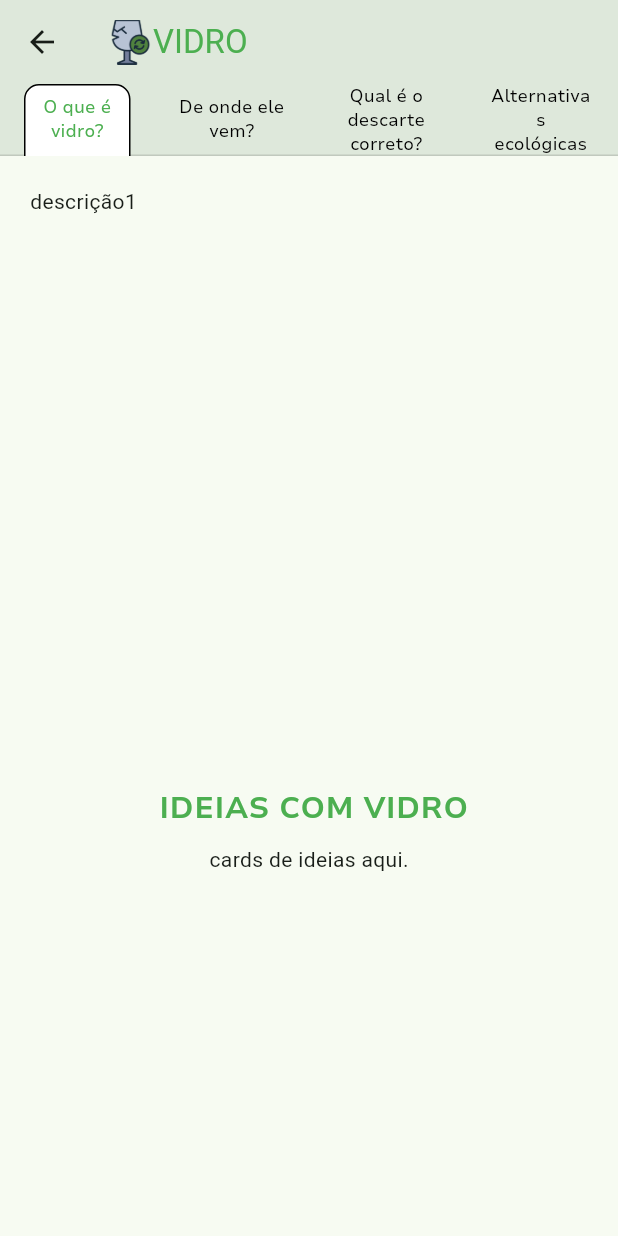
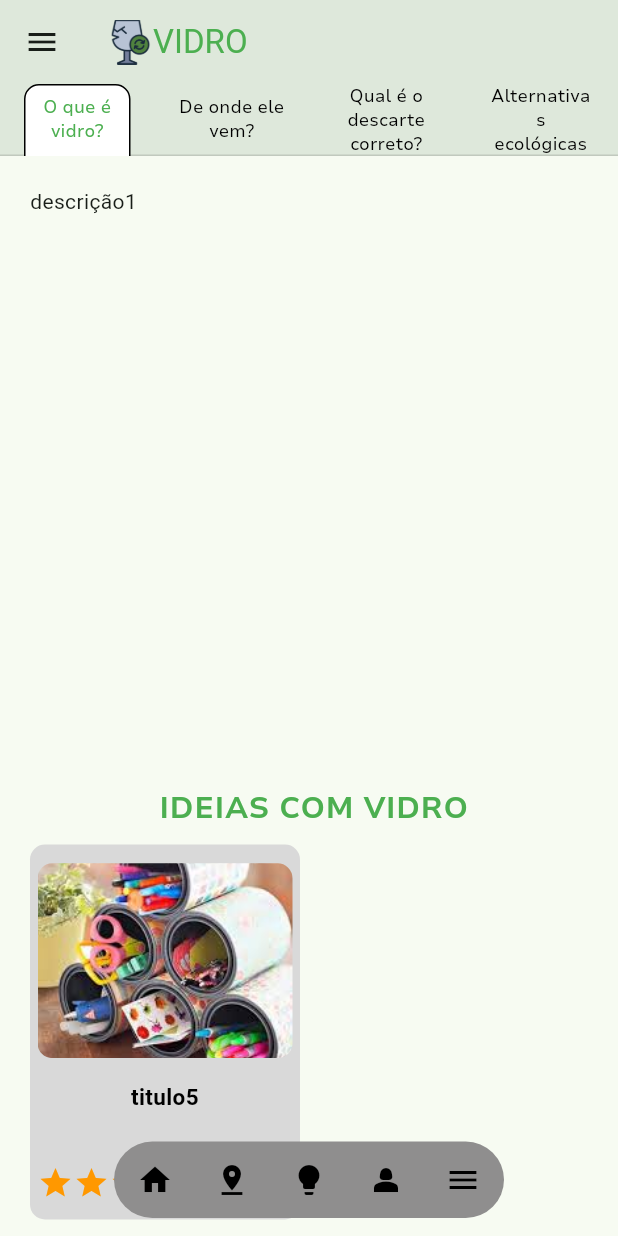
Before and after one commit to BeatrizAcardia/flutter_application_ecoment_inicial, a Flutter app: the screen it shows after launch, scrolled down 353 dp, after a tap on "Vidro", on a phone screen of 412 x 824 dp. Run offline on Flutter 3.47's test engine with Material 3 defaults, Android fonts, the light colour scheme and no system bars; our stand-ins replace carousel_slider, email_validator; missing offline and left inert: br_validators, dart:js_util; Roboto replaces fonts that are missing (Circe).

Commit message:
Ideias Filtradas por Material

```diff
--- a/lib/models/ideia.dart
+++ b/lib/models/ideia.dart
@@ -9,13 +9,18 @@ class Ideia{
   String passoPasso = "";
   String img = "";
   List<String> materiais = [];
+  String material = "";
 
   int avaliacao = 0;
   Color dificuldade = Colors.transparent;
 
   Ideia(this.titulo, this.img, this.dificuldade, this.avaliacao, this.desc, this.passoPasso, this.autor, this.materiais);
-  Ideia.n();
+  Ideia.n(this.titulo, this.img, this.dificuldade, this.avaliacao, this.desc, this.passoPasso, this.autor, this.materiais,this.material);
   Ideia.ti(this.titulo, this.img, this.dificuldade, this.avaliacao);
+
+ String get getMaterial => this.material;
+
+ set setMaterial(String material) => this.material = material;
 
  List<String> get getMateriais => this.materiais;
 
--- a/lib/views/materiais.dart
+++ b/lib/views/materiais.dart
@@ -1,4 +1,12 @@
+// ignore_for_file: unnecessary_string_interpolations, prefer_const_constructors, sized_box_for_whitespace, avoid_unnecessary_containers
+
+import 'dart:js_util';
+
 import 'package:flutter/material.dart';
+import 'package:flutter_application_ecoment_inicial/defaultWidgets/bottomAppBar.dart';
+import 'package:flutter_application_ecoment_inicial/defaultWidgets/drawer.dart';
+import 'package:flutter_application_ecoment_inicial/models/ideia.dart';
+import 'package:flutter_application_ecoment_inicial/views/ideia.dart';
 
 class Tabbar extends StatefulWidget {
   String icone = "";
@@ -50,9 +58,33 @@ class _TabbarState extends State<Tabbar> with SingleTickerProviderStateMixin {
     super.dispose();
   }
 
+    TextStyle ideaTitle = TextStyle(
+    color: Colors.black,
+    fontSize: 15,
+    fontFamily: 'Circe',
+    fontWeight: FontWeight.w700,
+  );
+
+
+  List<Ideia> listaIdeias = [
+    Ideia.n("Apanhador de frutas com cano PVC e garrada PET", "assets/imgs/ideia1.jpg", Colors.red, 5, "bagulho foda", "1 passo, 2 passo", "carlinhos1", ['material 1','material 2'],"Plástico"),
+    Ideia.n("titulo2", "assets/imgs/ideia2.jpg", Colors.green, 4, "bagulho foda", "1 passo, 2 passo", "carlinhos2", ['material 1','material 2'], "Plástico"),
+    Ideia.n("titulo3", "assets/imgs/ideia1.jpg", Colors.yellow, 3, "bagulho foda", "1 passo, 2 passo", "carlinhos3", ['material 1','material 2'], "Metal"),
+    Ideia.n("titulo4", "assets/imgs/ideia2.jpg", Colors.green, 1, "bagulho foda", "1 passo, 2 passo", "carlinhos4", ['material 1','material 2'], "Papel"),
+    Ideia.n("titulo5", "assets/imgs/ideia2.jpg", Colors.red, 2, "bagulho foda", "1 passo, 2 passo", "carlinhos5", ['material 1','material 2'],"Vidro"),
+  ];
+
+  List<Ideia> listaFiltrada = [];
+
+  GlobalKey<ScaffoldState> _scaffoldKey = GlobalKey();
+
+
+
   @override
   Widget build(BuildContext context) {
     return Scaffold(
+      drawer: WidgetDrawer(),
+      key: _scaffoldKey,
       appBar: AppBar(
         centerTitle: true,
         title: Row(
@@ -130,8 +162,13 @@ class _TabbarState extends State<Tabbar> with SingleTickerProviderStateMixin {
           ],
         ),
       ),
-      body: SingleChildScrollView(
-        child: Column(
+
+      body: Stack(
+        fit: StackFit.expand,
+        children: [
+          SingleChildScrollView(
+        child: Container(
+          child: Column(
           children: [
             Container(
               height: 400, // Ajuste conforme necessário
@@ -157,7 +194,8 @@ class _TabbarState extends State<Tabbar> with SingleTickerProviderStateMixin {
                 ],
               ),
             ),
-            Padding(
+            Center(
+              child: Container(
               padding: EdgeInsets.all(20),
               child: Column(
                 children: [
@@ -171,15 +209,117 @@ class _TabbarState extends State<Tabbar> with SingleTickerProviderStateMixin {
                     ),
                   ),
                   SizedBox(height: 10),
-                  Text("cards de ideias aqui."),
+                  listaIdeias.isNotEmpty ?
+                  Container(
+                    child:
+                    GridView.builder(
+                      shrinkWrap: true,
+                      physics: NeverScrollableScrollPhysics(),
+                      gridDelegate: SliverGridDelegateWithFixedCrossAxisCount(
+                      crossAxisCount: 2,
+                      crossAxisSpacing: 12,
+                      mainAxisSpacing: 12,
+                      mainAxisExtent: 250
+                    ),
+                      itemCount: numeroAndlistaFiltrado(),
+                      itemBuilder: (context, index) {
+                          return gerarCard(listaFiltrada[index].getTitulo, listaFiltrada[index].getImg, listaFiltrada[index].getDificuldade, listaFiltrada[index].getAvaliacao, listaFiltrada[index].getDesc, listaFiltrada[index].getPassoPasso, listaFiltrada[index].getAutor, listaFiltrada[index].getMateriais, listaFiltrada[index].getMaterial);
+                      },
+                      )
+                      )
+                      : Center(child: Text("Sem posts no momento. Que tal postar alguma coisa?", style: TextStyle(fontSize: 25),textAlign: TextAlign.center,),),
+
+                      listaFiltrada.isEmpty?
+                      Center(child: Text("Sem posts no momento. Que tal postar alguma coisa?", style: TextStyle(fontSize: 25),textAlign: TextAlign.center,),)
+                      :SizedBox.shrink(),
+
                 ],
               ),
             ),
+            )
           ],
         ),
+        )
       ),
+      WidgetBottomAppBar(scaffoldKey: _scaffoldKey)
+        ],
+      )
     );
   }
+
+  int numeroAndlistaFiltrado(){
+    int numero = 0;
+    for(int i = 0; i<listaIdeias.length; i++){
+      if(listaIdeias[i].getMaterial.toLowerCase() == widget.titulo.toLowerCase()){
+        numero ++;
+        listaFiltrada.add(listaIdeias[i]);
+      }
+    }
+    return numero;
+  }
+
+
+    Widget gerarCard (String titulo, String imgUrl, Color dificuldade, int avaliacao, String desc, String passoPasso, String autor, List<String> listaMat, String material){
+    return MouseRegion(
+      child: GestureDetector(
+        child: Container(
+      padding: EdgeInsets.all(5),
+      decoration: BoxDecoration(
+        borderRadius: BorderRadius.circular(10),
+        color: const Color.fromARGB(255, 217, 217, 217)
+      ),
+          child: Column(
+            mainAxisAlignment: MainAxisAlignment.spaceAround,
+            children: [
+              SizedBox(
+                width: 200,
+                child: ClipRRect(borderRadius: BorderRadius.circular(10) ,child: Image.asset("$imgUrl", height: 130, fit: BoxFit.cover,),),
+                ),
+                Text(titulo, style: ideaTitle, textAlign: TextAlign.center,),
+                SizedBox(height: 5,),
+                Row(
+                mainAxisAlignment: MainAxisAlignment.spaceBetween,
+                children: [
+                  Row(
+                    mainAxisAlignment: MainAxisAlignment.start,
+                    children: [
+                      ...gerarEstrelaColorida(avaliacao),
+                      ...gerarEstrelaNColorida(5-avaliacao)
+                    ],
+                  ),
+
+                  Row(
+                    children: [
+                      Icon(Icons.circle, color: dificuldade),
+                    ],
+                  ),
+                ],
+              ),
+            ],
+          ),
+        ),
+        onTap: () {
+          Navigator.push(context, MaterialPageRoute(builder: (context) => PageIdeia(titulo, desc, imgUrl, dificuldade, passoPasso, avaliacao, autor, listaMat)));
+        },
+      )
+    );
+  }
+
+  List<Widget> gerarEstrelaColorida (int n){
+    List<Widget> avaliacao = [];
+    for(int i=0; i<n; i++){
+      avaliacao.add(Icon(Icons.star, color: Colors.orange));
+    }
+    return avaliacao;
+  }
+  List<Widget> gerarEstrelaNColorida (int n){
+    List<Widget> avaliacao = [];
+    for(int i=0; i<n; i++){
+      avaliacao.add(Icon(Icons.star_border, color: Colors.orange));
+    }
+    return avaliacao;
+  }
+
 }
 
 void main() {
```
